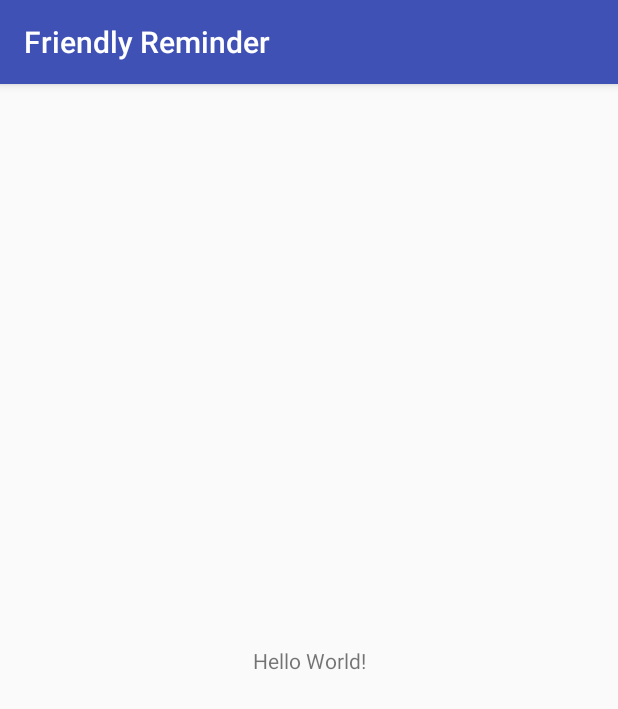
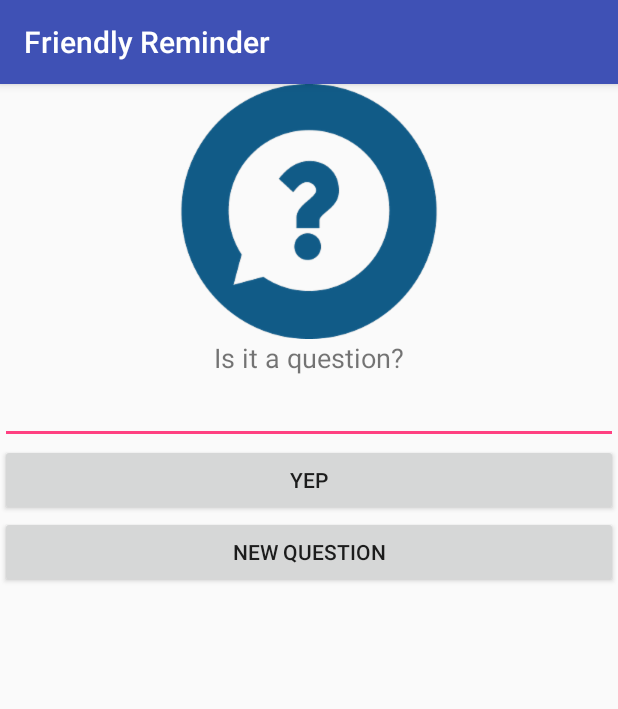
Before and after one commit to balintvecsey/friendlyremineder, an Android app: the screen it shows after launch (MainActivity), on a phone screen of 412 x 824 dp. Shown: the top 709 px of the screen. Run offline under Robolectric (Android 15) with nearby library versions, the phone set to English and light mode, and no system bars.

Commit message:
add basic layout

```diff
--- a/app/src/main/res/layout/activity_main.xml
+++ b/app/src/main/res/layout/activity_main.xml
@@ -1,18 +1,40 @@
 <?xml version="1.0" encoding="utf-8"?>
-<android.support.constraint.ConstraintLayout xmlns:android="http://schemas.android.com/apk/res/android"
+<LinearLayout xmlns:android="http://schemas.android.com/apk/res/android"
     xmlns:app="http://schemas.android.com/apk/res-auto"
     xmlns:tools="http://schemas.android.com/tools"
     android:layout_width="match_parent"
     android:layout_height="match_parent"
+    android:orientation="vertical"
     tools:context="io.github.balintvecsey.friendlyreminder.MainActivity">
 
+    <ImageView
+        android:layout_width="match_parent"
+        android:layout_height="wrap_content"
+        app:srcCompat="@drawable/question_mark_icon" />
+
     <TextView
-        android:layout_width="wrap_content"
+        android:id="@+id/questionText"
+        android:layout_width="match_parent"
         android:layout_height="wrap_content"
-        android:text="Hello World!"
-        app:layout_constraintBottom_toBottomOf="parent"
-        app:layout_constraintLeft_toLeftOf="parent"
-        app:layout_constraintRight_toRightOf="parent"
-        app:layout_constraintTop_toTopOf="parent" />
+        android:text="@string/question_text"
+        android:textAlignment="center"
+        android:textSize="18sp" />
 
-</android.support.constraint.ConstraintLayout>
+    <EditText
+        android:layout_width="match_parent"
+        android:layout_height="wrap_content"
+        android:ems="10"
+        android:inputType="text" />
+
+    <Button
+        android:id="@+id/buttonYep"
+        android:layout_width="match_parent"
+        android:layout_height="wrap_content"
+        android:text="@string/button_yep" />
+
+    <Button
+        android:id="@+id/buttonTry"
+        android:layout_width="match_parent"
+        android:layout_height="wrap_content"
+        android:text="@string/button_new_question" />
+</LinearLayout>
--- a/app/src/main/res/values/strings.xml
+++ b/app/src/main/res/values/strings.xml
@@ -1,3 +1,8 @@
 <resources>
     <string name="app_name">Friendly Reminder</string>
+    <string name="button_yep">Yep</string>
+    <string name="button_nope">Nope</string>
+    <string name="button_new_question">New question</string>
+    <string name="question_text">Is it a question?</string>
+
 </resources>
```
Also changed, not shown: app/src/main/res/drawable-hdpi/question_mark_icon.png (added), app/src/main/res/drawable-mdpi/question_mark_icon.png (added), app/src/main/res/drawable-xhdpi/question_mark_icon.png (added), app/src/main/res/drawable-xxhdpi/question_mark_icon.png (added), app/src/main/res/drawable-xxxhdpi/question_mark_icon.png (added).
